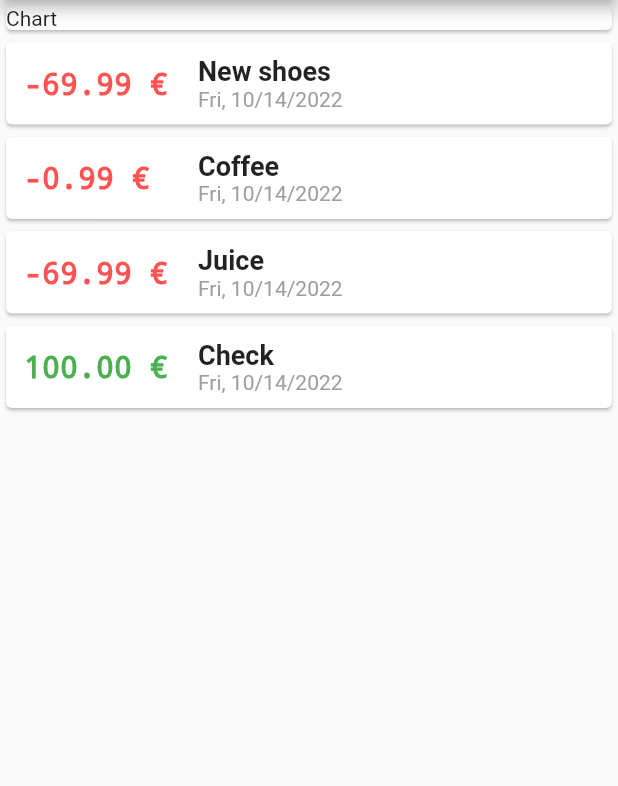
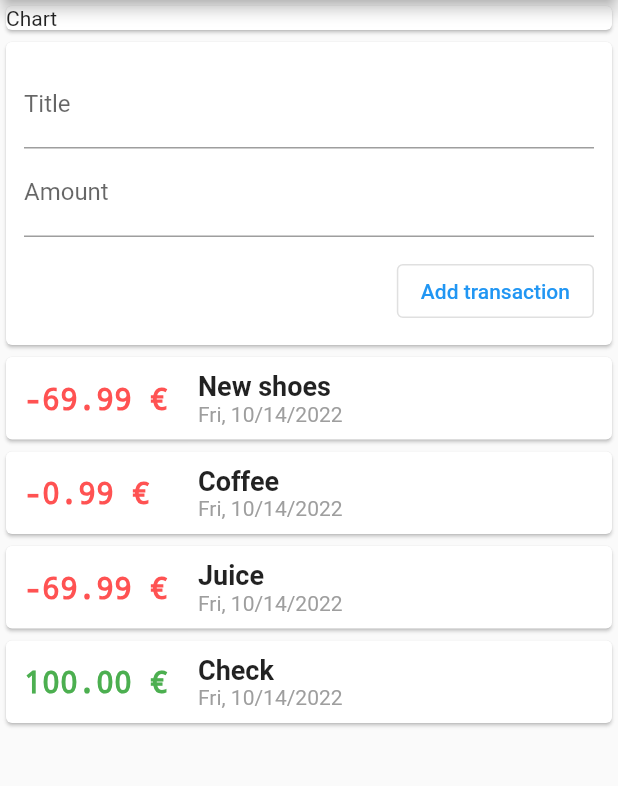
Before and after one commit to niktekusho/personal_expenses, a Flutter app: the screen it shows after launch, on a phone screen of 412 x 824 dp, the part 84-870 px from its top. Run offline on Flutter 3.47's test engine with Material 2 defaults, Android fonts, the phone set to English and light mode, and no system bars.

Commit message:
Adds transaction form input

```diff
--- a/lib/main.dart
+++ b/lib/main.dart
@@ -30,6 +30,9 @@ class ExpensesMainPage extends StatelessWidget {
     Transaction(title: 'Juice', id: 't3', amount: -69.99, date: DateTime.now()),
     Transaction(title: 'Check', id: 't4', amount: 100, date: DateTime.now()),
   ];
+
+  final titleController = TextEditingController();
+  final amountController = TextEditingController();
 
   ExpensesMainPage({super.key});
 
@@ -93,6 +96,34 @@ class ExpensesMainPage extends StatelessWidget {
             Card(
               child: Text('Chart'),
             ),
+            Card(
+              child: Container(
+                padding: EdgeInsets.all(12),
+                child: Column(
+                  crossAxisAlignment: CrossAxisAlignment.end,
+                  children: [
+                    TextField(
+                      decoration: InputDecoration(labelText: 'Title'),
+                      controller: titleController,
+                    ),
+                    TextField(
+                      decoration: InputDecoration(labelText: 'Amount'),
+                      controller: amountController,
+                    ),
+                    Container(
+                      margin: EdgeInsets.only(top: 12),
+                      child: OutlinedButton(
+                        child: Text('Add transaction'),
+                        onPressed: () {
+                          print(titleController.text);
+                          print(amountController.text);
+                        },
+                      ),
+                    ),
+                  ],
+                ),
+              ),
+            ),
             ...transactionWidgets,
           ]),
     );
```
